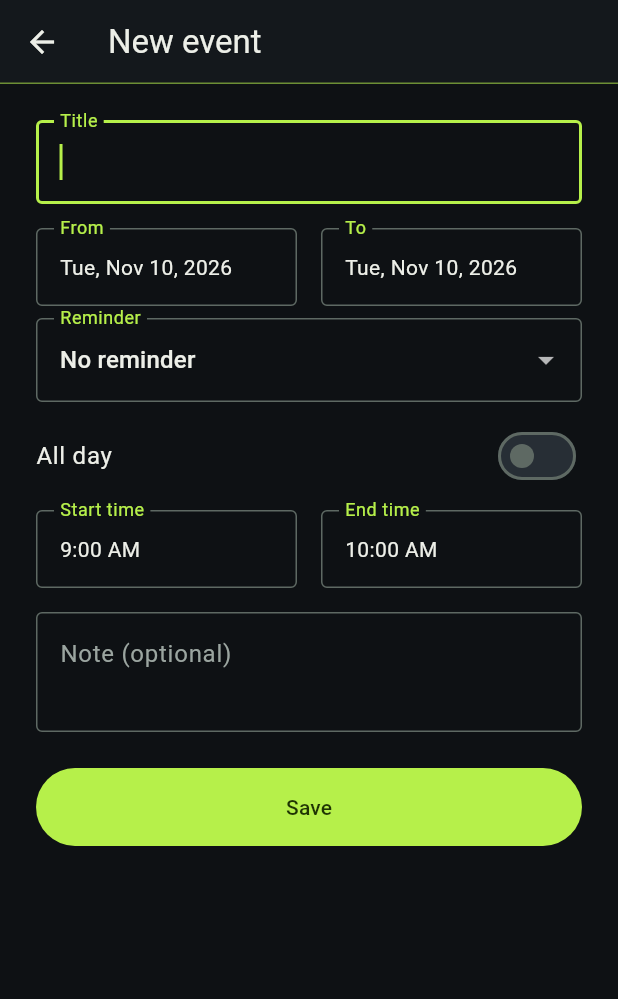
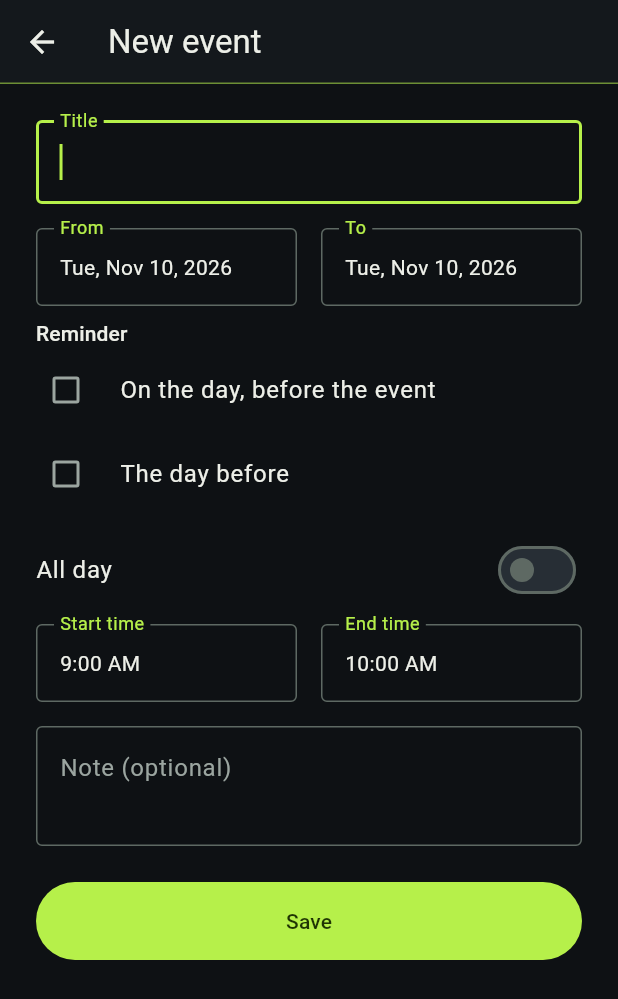
Before and after one commit to MKmagic-dev/simple-job-manager, a Flutter app: the EventFormScreen screen opened directly with empty values, on a phone screen of 412 x 824 dp. Shown: the top 999 px of the screen. Run offline on Flutter 3.47's test engine with Material 3 defaults, Android fonts, the phone set to English and light mode, and no system bars; our stand-ins replace file_picker, flutter_dotenv, flutter_riverpod, go_router, image_picker, shared_preferences and 1 more; missing offline and left inert: crop_your_image; accounts and stored records are empty; generated files the repository leaves out were written again.

Commit message:
Reminders: two independent options (on the day, before the event / the day before), badge on month, week, day and year views
Co-Authored-By: Claude Haiku 5.5 <noreply@anthropic.com>

```diff
--- a/lib/features/calendar_events/data/calendar_event_repository.dart
+++ b/lib/features/calendar_events/data/calendar_event_repository.dart
@@ -30,7 +30,8 @@ class CalendarEventRepository {
     required DateTime endDate,
     TimeOfDay? startTime,
     TimeOfDay? endTime,
-    String reminder = 'none',
+    bool remindSameDay = false,
+    bool remindDayBefore = false,
   }) async {
     await _client.from('calendar_events').insert({
       'company_id': companyId,
@@ -42,7 +43,8 @@ class CalendarEventRepository {
         endDate,
         startTime,
         endTime,
-        reminder,
+        remindSameDay,
+        remindDayBefore,
       ),
     });
   }
@@ -55,7 +57,8 @@ class CalendarEventRepository {
     required DateTime endDate,
     TimeOfDay? startTime,
     TimeOfDay? endTime,
-    String reminder = 'none',
+    bool remindSameDay = false,
+    bool remindDayBefore = false,
   }) async {
     await _client
         .from('calendar_events')
@@ -67,7 +70,8 @@ class CalendarEventRepository {
             endDate,
             startTime,
             endTime,
-            reminder,
+            remindSameDay,
+            remindDayBefore,
           ),
         )
         .eq('id', eventId);
@@ -93,15 +97,15 @@ class CalendarEventRepository {
   }
 
   /// Marks these reminders as closed, so they stop showing up.
-  Future<void> acknowledge(Iterable<CalendarEventModel> reminders) async {
+  Future<void> acknowledge(Iterable<ReminderDue> reminders) async {
+    final userId = _client.auth.currentUser!.id;
     final rows = [
-      for (final event in reminders)
-        if (event.reminderDate != null)
-          {
-            'event_id': event.id,
-            'user_id': _client.auth.currentUser!.id,
-            'reminder_date': _dateOnly(event.reminderDate!),
-          },
+      for (final due in reminders)
+        {
+          'event_id': due.event.id,
+          'user_id': userId,
+          'reminder_date': _dateOnly(due.day),
+        },
     ];
     if (rows.isEmpty) return;
     await _client
@@ -116,7 +120,8 @@ class CalendarEventRepository {
     DateTime endDate,
     TimeOfDay? startTime,
     TimeOfDay? endTime,
-    String reminder,
+    bool remindSameDay,
+    bool remindDayBefore,
   ) {
     final timed = startTime != null && endTime != null;
     return {
@@ -126,7 +131,8 @@ class CalendarEventRepository {
       'end_date': _dateOnly(endDate),
       'start_time': timed ? _timeOnly(startTime) : null,
       'end_time': timed ? _timeOnly(endTime) : null,
-      'reminder': reminder,
+      'remind_same_day': remindSameDay,
+      'remind_day_before': remindDayBefore,
     };
   }
 
--- a/lib/features/calendar_events/domain/calendar_event_model.dart
+++ b/lib/features/calendar_events/domain/calendar_event_model.dart
@@ -12,7 +12,8 @@ class CalendarEventModel {
     this.notes,
     this.startTime,
     this.endTime,
-    this.reminder = 'none',
+    this.remindSameDay = false,
+    this.remindDayBefore = false,
   });
 
   final String id;
@@ -24,20 +25,22 @@ class CalendarEventModel {
   final TimeOfDay? startTime;
   final TimeOfDay? endTime;
 
-  /// 'none', 'morning_same_day' or 'morning_day_before'.
-  final String reminder;
+  /// Remind on the day the event starts.
+  final bool remindSameDay;
+
+  /// Remind on the day before the event starts. Both can be on at once.
+  final bool remindDayBefore;
 
   bool get hasTime => startTime != null;
   bool get isMultiDay => endDate.isAfter(startDate);
 
-  /// The day the morning reminder is shown on, or null when there is none.
-  DateTime? get reminderDate {
+  /// The days this event reminds on (none, one or two).
+  List<DateTime> get reminderDays {
     final s = DateTime(startDate.year, startDate.month, startDate.day);
-    return switch (reminder) {
-      'morning_same_day' => s,
-      'morning_day_before' => DateTime(s.year, s.month, s.day - 1),
-      _ => null,
-    };
+    return [
+      if (remindDayBefore) DateTime(s.year, s.month, s.day - 1),
+      if (remindSameDay) s,
+    ];
   }
 
   /// Whether the event touches [day] (date only, time ignored).
@@ -56,7 +59,8 @@ class CalendarEventModel {
       endDate: DateTime.parse(json['end_date'] as String),
       startTime: _parseTime(json['start_time'] as String?),
       endTime: _parseTime(json['end_time'] as String?),
-      reminder: json['reminder'] as String? ?? 'none',
+      remindSameDay: json['remind_same_day'] as bool? ?? false,
+      remindDayBefore: json['remind_day_before'] as bool? ?? false,
     );
   }
 
@@ -67,13 +71,24 @@ class CalendarEventModel {
   }
 }
 
+/// One reminder that is due: the event and the day it shows on.
+class ReminderDue {
+  const ReminderDue(this.event, this.day);
+
+  final CalendarEventModel event;
+  final DateTime day;
+
+  /// Identifies this reminder for the "closed" set (see [reminderKey]).
+  String get key => reminderKey(event.id, day);
+}
+
 /// Identifies one reminder occurrence: the event and the day it is shown on.
 String reminderKey(String eventId, DateTime day) =>
     '$eventId|${day.year}-${day.month}-${day.day}';
 
-/// The reminders to show on [day]: events whose reminder falls on that day and
-/// that the user has not closed yet.
-List<CalendarEventModel> remindersOn(
+/// The reminders to show on [day]: each event reminder that falls on that day
+/// and that the user has not closed yet.
+List<ReminderDue> remindersOn(
   DateTime day,
   Iterable<CalendarEventModel> events,
   Set<String> acknowledged,
@@ -81,8 +96,8 @@ List<CalendarEventModel> remindersOn(
   final d = DateTime(day.year, day.month, day.day);
   return [
     for (final event in events)
-      if (event.reminderDate == d &&
+      if (event.reminderDays.contains(d) &&
           !acknowledged.contains(reminderKey(event.id, d)))
-        event,
+        ReminderDue(event, d),
   ];
 }
--- a/lib/features/calendar_events/presentation/event_form_screen.dart
+++ b/lib/features/calendar_events/presentation/event_form_screen.dart
@@ -37,7 +37,8 @@ class _EventFormScreenState extends ConsumerState<EventFormScreen> {
 
   late DateTime _startDate;
   late DateTime _endDate;
-  late String _reminder;
+  late bool _remindSameDay;
+  late bool _remindDayBefore;
   late bool _allDay;
   late TimeOfDay _startTime;
   late TimeOfDay _endTime;
@@ -54,7 +55,8 @@ class _EventFormScreenState extends ConsumerState<EventFormScreen> {
         widget.initialDate ?? DateTime(now.year, now.month, now.day);
     _startDate = existing?.startDate ?? fallback;
     _endDate = existing?.endDate ?? _startDate;
-    _reminder = existing?.reminder ?? 'none';
+    _remindSameDay = existing?.remindSameDay ?? false;
+    _remindDayBefore = existing?.remindDayBefore ?? false;
     _allDay = existing != null && !existing.hasTime;
     _startTime = existing?.startTime ?? const TimeOfDay(hour: 9, minute: 0);
     _endTime = existing?.endTime ?? const TimeOfDay(hour: 10, minute: 0);
@@ -126,7 +128,8 @@ class _EventFormScreenState extends ConsumerState<EventFormScreen> {
           endDate: _endDate,
           startTime: _allDay ? null : _startTime,
           endTime: _allDay ? null : _endTime,
-          reminder: _reminder,
+          remindSameDay: _remindSameDay,
+          remindDayBefore: _remindDayBefore,
         );
       } else {
         await repository.updateEvent(
@@ -137,7 +140,8 @@ class _EventFormScreenState extends ConsumerState<EventFormScreen> {
           endDate: _endDate,
           startTime: _allDay ? null : _startTime,
           endTime: _allDay ? null : _endTime,
-          reminder: _reminder,
+          remindSameDay: _remindSameDay,
+          remindDayBefore: _remindDayBefore,
         );
       }
       ref.invalidate(calendarEventListProvider);
@@ -272,30 +276,30 @@ class _EventFormScreenState extends ConsumerState<EventFormScreen> {
                       ],
                     ),
                     const SizedBox(height: 8),
-                    DropdownButtonFormField<String>(
-                      initialValue: _reminder,
-                      isExpanded: true,
-                      decoration: InputDecoration(
-                        labelText: l10n.eventReminderLabel,
-                      ),
-                      items: [
-                        DropdownMenuItem(
-                          value: 'none',
-                          child: Text(l10n.eventReminderNoneOption),
-                        ),
-                        DropdownMenuItem(
-                          value: 'morning_same_day',
-                          child: Text(l10n.eventReminderSameMorningOption),
-                        ),
-                        DropdownMenuItem(
-                          value: 'morning_day_before',
-                          child: Text(l10n.eventReminderDayBeforeOption),
-                        ),
-                      ],
+                    Text(
+                      l10n.eventReminderLabel,
+                      style: Theme.of(context).textTheme.labelLarge,
+                    ),
+                    CheckboxListTile(
+                      contentPadding: EdgeInsets.zero,
+                      controlAffinity: ListTileControlAffinity.leading,
+                      title: Text(l10n.eventReminderSameDayOption),
+                      value: _remindSameDay,
                       onChanged: _saving
                           ? null
                           : (value) =>
-                                setState(() => _reminder = value ?? 'none'),
+                                setState(() => _remindSameDay = value ?? false),
+                    ),
+                    CheckboxListTile(
+                      contentPadding: EdgeInsets.zero,
+                      controlAffinity: ListTileControlAffinity.leading,
+                      title: Text(l10n.eventReminderDayBeforeOption),
+                      value: _remindDayBefore,
+                      onChanged: _saving
+                          ? null
+                          : (value) => setState(
+                              () => _remindDayBefore = value ?? false,
+                            ),
                     ),
                     const SizedBox(height: 8),
                     SwitchListTile(
--- a/lib/features/calendar_events/presentation/reminders_on_open.dart
+++ b/lib/features/calendar_events/presentation/reminders_on_open.dart
@@ -37,7 +37,7 @@ class _RemindersOnOpenState extends ConsumerState<RemindersOnOpen> {
     return widget.child;
   }
 
-  Future<void> _show(List<CalendarEventModel> due) async {
+  Future<void> _show(List<ReminderDue> due) async {
     final l10n = AppLocalizations.of(context)!;
     await showDialog<void>(
       context: context,
@@ -47,13 +47,13 @@ class _RemindersOnOpenState extends ConsumerState<RemindersOnOpen> {
           mainAxisSize: MainAxisSize.min,
           crossAxisAlignment: CrossAxisAlignment.start,
           children: [
-            for (final event in due)
+            for (final reminder in due)
               Padding(
                 padding: const EdgeInsets.only(bottom: 10),
                 child: Text(
-                  event.hasTime
-                      ? '${formatTime(event.startTime!)}  ${event.title}'
-                      : event.title,
+                  reminder.event.hasTime
+                      ? '${formatTime(reminder.event.startTime!)}  ${reminder.event.title}'
+                      : reminder.event.title,
                   style: Theme.of(
                     context,
                   ).textTheme.bodyLarge?.copyWith(fontWeight: FontWeight.w600),
--- a/lib/features/shifts/presentation/schedule_calendar.dart
+++ b/lib/features/shifts/presentation/schedule_calendar.dart
@@ -115,6 +115,7 @@ class _ScheduleCalendarState extends State<ScheduleCalendar> {
             index: _mode.index,
             children: [
               TimeGridView(
+                acknowledgedReminders: widget.acknowledgedReminders,
                 shifts: widget.shifts,
                 projects: widget.projects,
                 tasks: widget.tasks,
@@ -130,6 +131,7 @@ class _ScheduleCalendarState extends State<ScheduleCalendar> {
                 onEventTap: widget.onEventTap,
               ),
               TimeGridView(
+                acknowledgedReminders: widget.acknowledgedReminders,
                 shifts: widget.shifts,
                 projects: widget.projects,
                 tasks: widget.tasks,
@@ -160,6 +162,7 @@ class _ScheduleCalendarState extends State<ScheduleCalendar> {
                 onEventTap: widget.onEventTap,
               ),
               YearCalendarView(
+                acknowledgedReminders: widget.acknowledgedReminders,
                 focusDate: _focus,
                 onFocusChanged: _setFocus,
                 shifts: widget.shifts,
--- a/lib/l10n/app_en.arb
+++ b/lib/l10n/app_en.arb
@@ -516,9 +516,8 @@
   "taskNoteEmpty": "No notes yet.",
   "taskNoteDeleteTooltip": "Delete note",
   "eventReminderLabel": "Reminder",
-  "eventReminderNoneOption": "No reminder",
-  "eventReminderSameMorningOption": "That morning",
-  "eventReminderDayBeforeOption": "The morning before",
+  "eventReminderSameDayOption": "On the day, before the event",
+  "eventReminderDayBeforeOption": "The day before",
   "remindersPopupTitle": "Reminders for today",
   "@taskNoPeopleYet": { "description": "Empty state of the people list on a task" },
 
--- a/lib/l10n/app_es.arb
+++ b/lib/l10n/app_es.arb
@@ -136,9 +136,8 @@
   "taskNoteEmpty": "Todavía no hay notas.",
   "taskNoteDeleteTooltip": "Eliminar nota",
   "eventReminderLabel": "Recordatorio",
-  "eventReminderNoneOption": "Sin recordatorio",
-  "eventReminderSameMorningOption": "Esa misma mañana",
-  "eventReminderDayBeforeOption": "La mañana anterior",
+  "eventReminderSameDayOption": "Ese mismo día, antes del evento",
+  "eventReminderDayBeforeOption": "El día anterior",
   "remindersPopupTitle": "Recordatorios de hoy",
   "addShiftWithHoursOption": "Turno con horas",
   "startTimeLabel": "Hora de inicio",
--- a/lib/l10n/app_fr.arb
+++ b/lib/l10n/app_fr.arb
@@ -136,9 +136,8 @@
   "taskNoteEmpty": "Pas encore de notes.",
   "taskNoteDeleteTooltip": "Supprimer la note",
   "eventReminderLabel": "Rappel",
-  "eventReminderNoneOption": "Pas de rappel",
-  "eventReminderSameMorningOption": "Le matin même",
-  "eventReminderDayBeforeOption": "La veille au matin",
+  "eventReminderSameDayOption": "Le jour même, avant l'événement",
+  "eventReminderDayBeforeOption": "La veille",
   "remindersPopupTitle": "Rappels pour aujourd'hui",
   "addShiftWithHoursOption": "Équipe avec horaires",
   "startTimeLabel": "Heure de début",
--- a/lib/l10n/app_pl.arb
+++ b/lib/l10n/app_pl.arb
@@ -136,9 +136,8 @@
   "taskNoteEmpty": "Brak notatek.",
   "taskNoteDeleteTooltip": "Usuń notatkę",
   "eventReminderLabel": "Przypomnienie",
-  "eventReminderNoneOption": "Bez przypomnienia",
-  "eventReminderSameMorningOption": "Rano tego dnia",
-  "eventReminderDayBeforeOption": "Rano dzień wcześniej",
+  "eventReminderSameDayOption": "Tego dnia, przed wydarzeniem",
+  "eventReminderDayBeforeOption": "Dzień wcześniej",
   "remindersPopupTitle": "Przypomnienia na dziś",
   "addShiftWithHoursOption": "Zmiana z godzinami",
   "startTimeLabel": "Godzina rozpoczęcia",
```
Also changed, not shown: lib/features/shifts/presentation/time_grid_view.dart (+26 -0 lines), lib/features/shifts/presentation/year_calendar_view.dart (+35 -1 lines), 2 other files.
